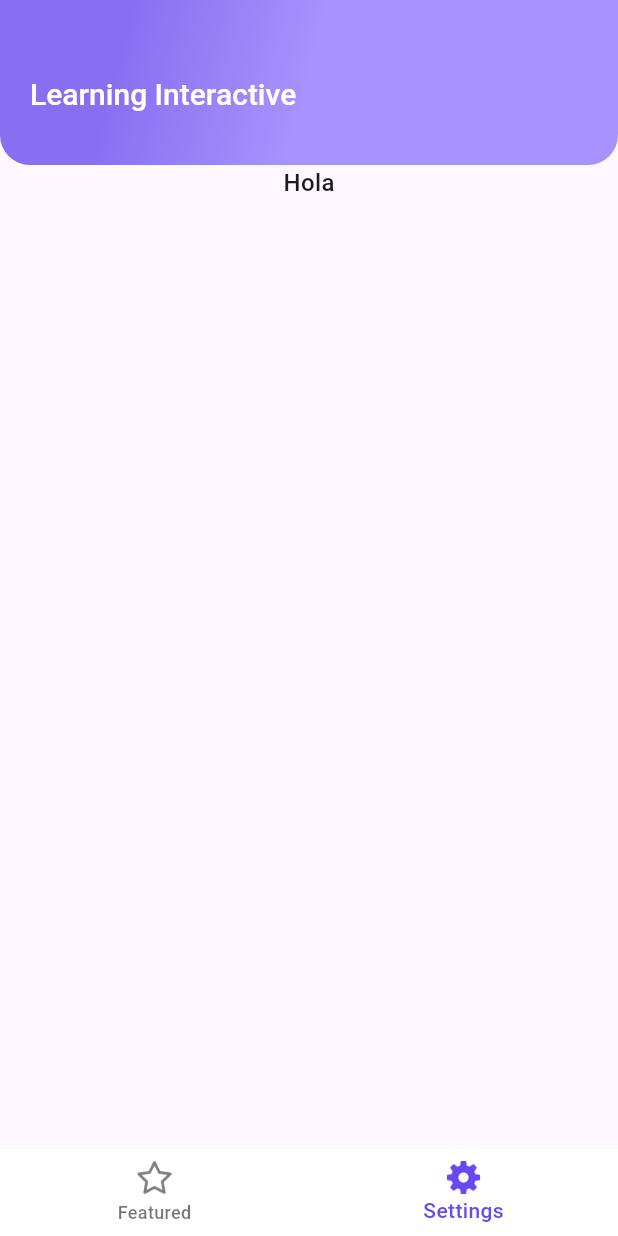
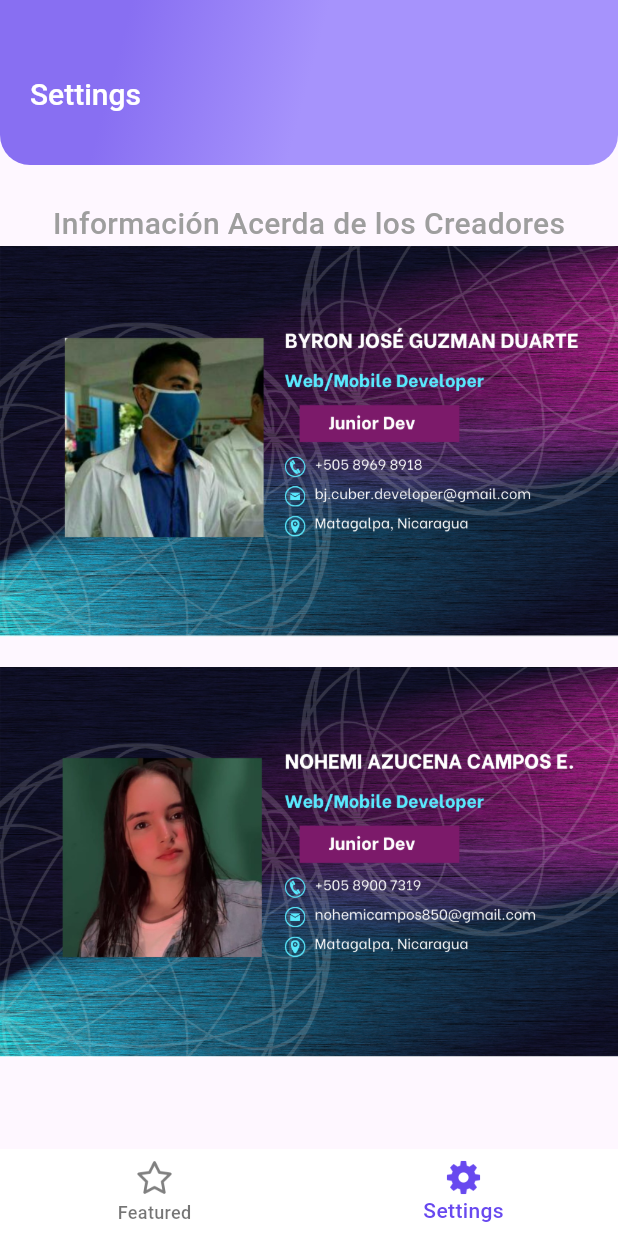
Before and after one commit to KICKFURY/interactive_learning, a Flutter app: the screen it shows after launch, item 2 of the bottom bar chosen, on a phone screen of 412 x 824 dp. Run offline on Flutter 3.47's test engine with Material 3 defaults, Android fonts, the phone set to English and light mode, and no system bars; our stand-ins replace youtube_player_flutter; missing offline and left inert: syncfusion_flutter_pdfviewer; Roboto replaces fonts that are missing (Poppins).

Commit message:
Nuevas implementaciones
Se agregaron nuevos recursos, y nuevo diseño en la pantalla de settings.

```diff
--- a/lib/constants/pdf.dart
+++ b/lib/constants/pdf.dart
@@ -161,3 +161,7 @@ const produccionDeTextos =
     "https://cvc.cervantes.es/ensenanza/biblioteca_ele/asele/pdf/02/02_0141.pdf";
 const proyectosDeEscritura =
     "https://repository.usta.edu.co/bitstream/handle/11634/3777/Gallegomerthy-anx-2015.pdf";
+
+//placeholder
+const placeholderPDF =
+    'https://s2.q4cdn.com/175719177/files/doc_presentations/Placeholder-PDF.pdf';
--- a/lib/screens/base_screen.dart
+++ b/lib/screens/base_screen.dart
@@ -12,20 +12,64 @@ class BaseScreen extends StatefulWidget {
   _BaseScreenState createState() => _BaseScreenState();
 }
 
-class _BaseScreenState extends State<BaseScreen> {
+class _BaseScreenState extends State<BaseScreen> with TickerProviderStateMixin {
   int _selectedIndex = 0;
+  late AnimationController _animationController;
+  late Animation<double> _animation;
+  late PageController _pageController;
 
   static const List<Widget> _widgetOptions = <Widget>[
     FeaturedScreen(),
-    SettingScreen(title: "Hola")
-    //FeaturedScreen(),
-    //FeaturedScreen(),
+    SettingScreen(title: "Información Acerda de los Creadores"),
   ];
+
+  @override
+  void initState() {
+    super.initState();
+
+    _pageController = PageController(initialPage: _selectedIndex);
+
+    _animationController = AnimationController(
+      vsync: this,
+      duration: const Duration(milliseconds: 500),
+    );
+
+    _animation = CurvedAnimation(
+      parent: _animationController,
+      curve: Curves.easeInOut,
+    );
+  }
+
+  @override
+  void dispose() {
+    _pageController.dispose();
+    _animationController.dispose();
+    super.dispose();
+  }
+
+  void _onItemTapped(int index) {
+    setState(() {
+      _selectedIndex = index;
+    });
+    _animationController.forward(from: 0.0);
+    _pageController.jumpToPage(index);
+  }
+
   @override
   Widget build(BuildContext context) {
     return Scaffold(
-      body: Center(
-        child: _widgetOptions.elementAt(_selectedIndex),
+      body: FadeTransition(
+        opacity: _animation,
+        child: PageView(
+          controller: _pageController,
+          onPageChanged: (int index) {
+            setState(() {
+              _selectedIndex = index;
+            });
+          },
+          physics: const NeverScrollableScrollPhysics(),
+          children: _widgetOptions,
+        ),
       ),
       bottomNavigationBar: BottomNavigationBar(
         type: BottomNavigationBarType.fixed,
@@ -57,11 +101,8 @@ class _BaseScreenState extends State<BaseScreen> {
           ),
         ],
         currentIndex: _selectedIndex,
-          onTap: (int index) {
-            setState(() {
-              _selectedIndex = index;
-            });
-          }),
+        onTap: _onItemTapped,
+      ),
     );
   }
 }
--- a/lib/screens/settings.dart
+++ b/lib/screens/settings.dart
@@ -7,11 +7,28 @@ class SettingScreen extends StatelessWidget {
 
   @override
   Widget build(BuildContext context) {
-    return Column(
-      children: <Widget>[
-        const AppBar(),
-        Text(title),
-      ],
+    return Scaffold(
+      body: Column(
+        children: <Widget>[
+          const AppBar(),
+          const SizedBox(
+            height: 25,
+          ),
+          Text(
+            title,
+            style: const TextStyle(color: Colors.grey, fontSize: 20),
+          ),
+          Expanded(
+            child: ListView(
+              children: <Widget>[
+                Image.asset('assets/icons/Presentation1.png'),
+                const SizedBox(height: 20),
+                Image.asset('assets/icons/Presentation2.png'),
+              ],
+            ),
+          ),
+        ],
+      ),
     );
   }
 }
@@ -48,7 +65,7 @@ class AppBar extends StatelessWidget {
             mainAxisAlignment: MainAxisAlignment.spaceBetween,
             children: [
               Text(
-                "Learning Interactive",
+                "Settings",
                 style: Theme.of(context).textTheme.titleLarge,
               ),
             ],
--- a/pubspec.yaml
+++ b/pubspec.yaml
@@ -80,6 +80,8 @@ flutter:
     - 'assets/icons/settings.png'
     - 'assets/icons/star_outlined.png'
     - 'assets/icons/star.png'
+    - 'assets/icons/Presentation1.png'
+    - 'assets/icons/Presentation2.png'
 
   # To add assets to your application, add an assets section, like this:
   # assets:
```
Also changed, not shown: lib/models/course.dart (+41 -41 lines), assets/icons/Presentation1.png (added), assets/icons/Presentation2.png (added). Lines whose indentation alone changed are shown as unchanged.
